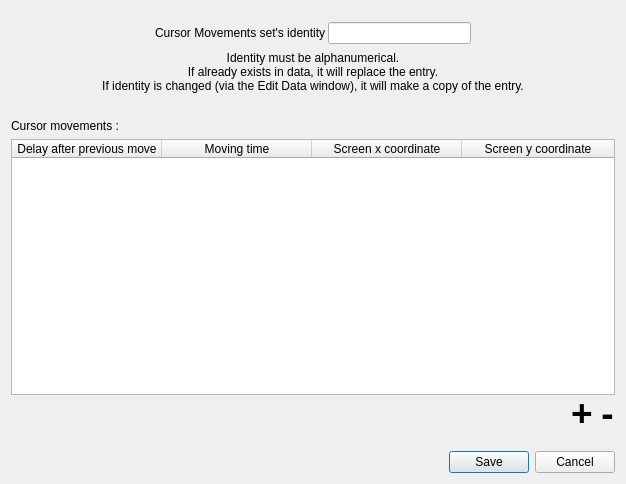
AmirHammouteneEI/ScheduledPasteAndKeys, file ui/CursorMovementsSelectedEditDialog.ui: the form before one commit.
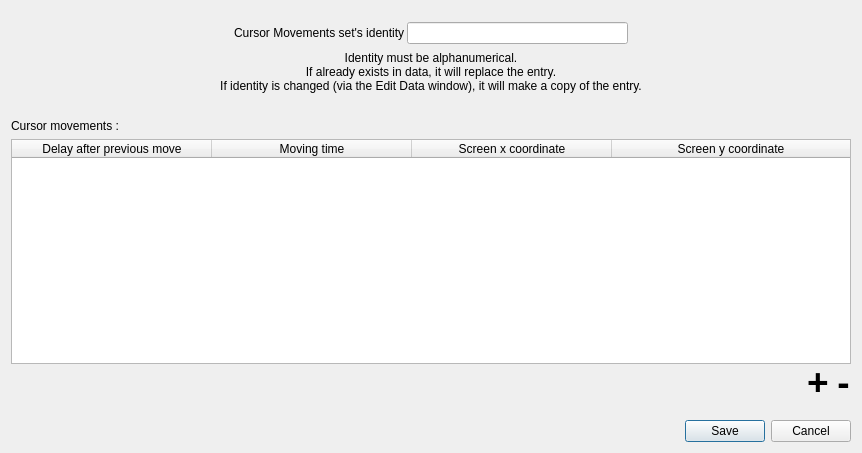
The form after the commit.

Commit message: ready for v0.4 ; finalizing basic Move Cursor ; translations finished

The edit to the form file:
```diff
--- a/ui/CursorMovementsSelectedEditDialog.ui
+++ b/ui/CursorMovementsSelectedEditDialog.ui
@@ -6,8 +6,8 @@
    <rect>
     <x>0</x>
     <y>0</y>
-    <width>626</width>
-    <height>484</height>
+    <width>862</width>
+    <height>453</height>
    </rect>
   </property>
   <property name="windowTitle">
@@ -143,7 +143,7 @@
       <enum>QAbstractItemView::SelectionBehavior::SelectRows</enum>
      </property>
      <attribute name="horizontalHeaderDefaultSectionSize">
-      <number>150</number>
+      <number>200</number>
      </attribute>
      <attribute name="horizontalHeaderStretchLastSection">
       <bool>true</bool>
```
The commit also changes 13 other files.
